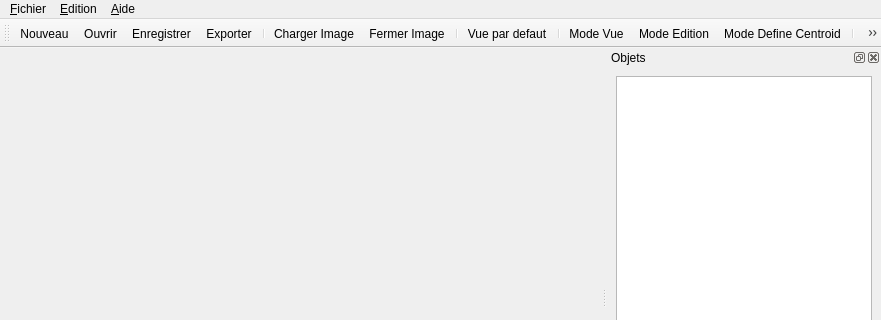
This is ui/mainwindow.ui in pol51/biotool1 as Qt 5 draws it before an edit; both pictures show x 0 to 881 and y 0 to 320 of the 881 by 567 pixel window. The edited form follows.
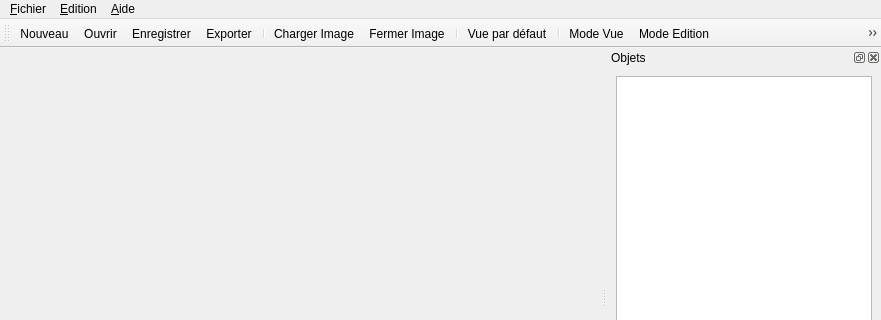
This is the edited form. Icons and pictures are not drawn. Custom widgets are drawn as their Qt base class.

Commit message: fix minor wording and encoding issues

Diff of the .ui file:
```diff
--- a/ui/mainwindow.ui
+++ b/ui/mainwindow.ui
@@ -184,7 +184,7 @@
      <normaloff>:/icons/reset_view</normaloff>:/icons/reset_view</iconset>
    </property>
    <property name="text">
-    <string>Vue par &amp;defaut</string>
+    <string>Vue par &amp;défaut</string>
    </property>
    <property name="iconVisibleInMenu">
     <bool>true</bool>
@@ -271,7 +271,7 @@
      <normaloff>:/icons/settings</normaloff>:/icons/settings</iconset>
    </property>
    <property name="text">
-    <string>Se&amp;ttings</string>
+    <string>Réglages</string>
    </property>
    <property name="iconVisibleInMenu">
     <bool>true</bool>
@@ -286,7 +286,7 @@
      <normaloff>:/icons/mesure</normaloff>:/icons/mesure</iconset>
    </property>
    <property name="text">
-    <string>Mode Define &amp;Centroid</string>
+    <string>Mode Definition &amp;Centroïde</string>
    </property>
   </action>
   <action name="actAbout">
```
The commit also changes 1 other file.
